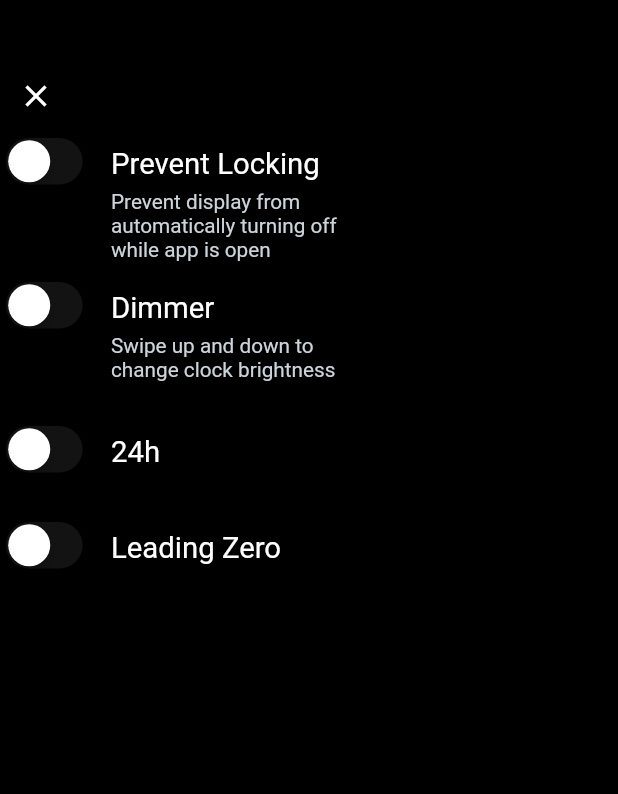
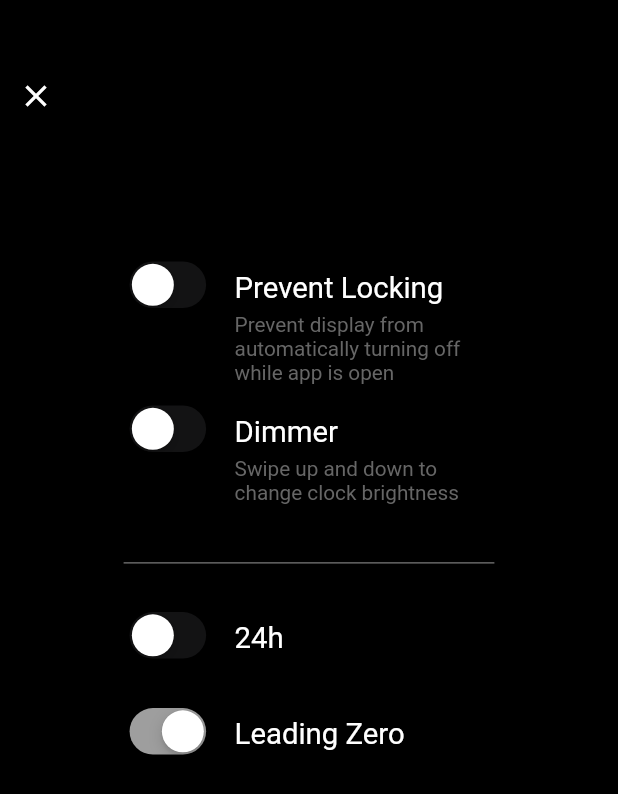
Before and after one commit to IshikaLunagariya/ishika-lunagariya, a Flutter app: the screen it shows after launch, after a tap on the "settings" icon, on a phone screen of 412 x 824 dp. Shown: the top 794 px of the screen. Run offline on Flutter 3.47's test engine with Material 2 defaults, Android fonts, the phone set to English and light mode, and no system bars; our stand-ins replace get, wakelock; missing offline and left inert: screen_brightness.

Commit message:
- add prevent locking switch functionality - add 24th format switch functionality - add leading zero switch functionality - setting screen UI

```diff
--- a/lib/modules/home_screen/controller/home_controller.dart
+++ b/lib/modules/home_screen/controller/home_controller.dart
@@ -6,10 +6,12 @@ import 'package:screen_brightness/screen_brightness.dart';
 
 class HomeController extends GetxController {
   RxString timeString = "".obs;
+  RxString timeString24 = "".obs;
 
   @override
   void onInit() {
     timeString.value = DateFormat('hh:mm:ss a').format(DateTime.now());
+    timeString24.value = DateFormat('HH:mm:ss a').format(DateTime.now());
     Timer.periodic(const Duration(seconds: 1), (Timer t) => _getCurrentTime());
     super.onInit();
   }
@@ -18,6 +20,7 @@ class HomeController extends GetxController {
 
   void _getCurrentTime() {
     timeString.value = DateFormat('hh:mm:ss a').format(DateTime.now());
+    timeString24.value = DateFormat('HH:mm:ss a').format(DateTime.now());
   }
 
   Future<double> get currentBrightness async {
--- a/lib/modules/home_screen/presentation/home_screen.dart
+++ b/lib/modules/home_screen/presentation/home_screen.dart
@@ -4,6 +4,7 @@ import 'package:clock_simple/utils/size_utils.dart';
 import 'package:flutter/cupertino.dart';
 import 'package:flutter/material.dart';
 import 'package:get/get.dart';
+import 'package:wakelock/wakelock.dart';
 
 import '../../../utils/app_color.dart';
 import '../../../utils/navigation_utils/navigation.dart';
@@ -12,11 +13,16 @@ import '../../setting_screen/controller/setting_controller.dart';
 class HomeScreen extends StatelessWidget {
   HomeScreen({Key? key}) : super(key: key);
 
-  HomeController homeController = Get.find();
-  SettingController settingController = Get.find();
+  final HomeController homeController = Get.find();
+  final SettingController settingController = Get.find();
 
   @override
   Widget build(BuildContext context) {
+    if (settingController.preventLocking.value) {
+      Wakelock.enable();
+    } else {
+      Wakelock.disable();
+    }
     SizeUtils().init(context);
     return Scaffold(
       backgroundColor: AppColor.blackColor.withOpacity(homeController.currentSliderValue.value),
@@ -56,7 +62,12 @@ class HomeScreen extends StatelessWidget {
                   () => Center(
                     child: RichText(
                       text: TextSpan(
-                        text: homeController.timeString.value.substring(0, 8),
+                        text: settingController.hourFormate.value
+                            ? homeController.timeString24.value.substring(0, 8)
+                            : settingController.leadingZero.value == false &&
+                                    homeController.timeString.value.substring(0, 1) == "0"
+                                ? homeController.timeString.value.substring(1, 8)
+                                : homeController.timeString.value.substring(0, 8),
                         style: TextStyle(
                             fontWeight: FontWeight.w400,
                             fontSize: SizeUtils.fSize_60(),
--- a/lib/modules/setting_screen/controller/setting_controller.dart
+++ b/lib/modules/setting_screen/controller/setting_controller.dart
@@ -1,9 +1,8 @@
 import 'package:get/get.dart';
 
-class SettingController extends GetxController{
-
+class SettingController extends GetxController {
   RxBool preventLocking = false.obs;
   RxBool dimmer = false.obs;
   RxBool hourFormate = false.obs;
-  RxBool leadingZero = false.obs;
+  RxBool leadingZero = true.obs;
 }
--- a/lib/modules/setting_screen/presentation/setting_screen.dart
+++ b/lib/modules/setting_screen/presentation/setting_screen.dart
@@ -17,10 +17,22 @@ class SettingScreen extends StatelessWidget {
   @override
   Widget build(BuildContext context) {
     return Scaffold(
-      body:  Padding(
+      body: Padding(
         padding: const EdgeInsets.symmetric(vertical: 40),
         child: Obx(() {
-          return Column(
+          return Stack(
+            children: [
+              GestureDetector(
+                behavior: HitTestBehavior.opaque,
+                onTap: () {
+                  Navigation.pushNamed(Routes.homeScreen);
+                },
+                child: SizedBox(
+                  height: MediaQuery.of(context).size.height,
+                  width: MediaQuery.of(context).size.width,
+                ),
+              ),
+              Column(
                 crossAxisAlignment: CrossAxisAlignment.start,
                 children: [
                   IconButton(
@@ -31,8 +43,10 @@ class SettingScreen extends StatelessWidget {
                     icon: Icon(Icons.close, color: AppColor.whiteColor),
                   ),
                   Center(
+                    child: Padding(
+                      padding: EdgeInsets.symmetric(
+                          horizontal: SizeUtils.horizontalBlockSize * 20, vertical: SizeUtils.verticalBlockSize * 10),
                       child: Column(
-                  mainAxisAlignment: MainAxisAlignment.center,
                         children: [
                           CustomSwitchWidget(
                             title: AppString.preventLocking,
@@ -50,7 +64,11 @@ class SettingScreen extends StatelessWidget {
                             },
                             value: settingController.dimmer.value,
                           ),
-                    const Divider(),
+                          Divider(
+                            color: AppColor.gray,
+                            height: SizeUtils.verticalBlockSize * 7,
+                            thickness: 1,
+                          ),
                           CustomSwitchWidget(
                             title: AppString.hourFormate,
                             onChange: (value) {
@@ -68,6 +86,9 @@ class SettingScreen extends StatelessWidget {
                         ],
                       ),
                     ),
+                  ),
+                ],
+              ),
             ],
           );
         }),
--- a/lib/widget/custom_switch.dart
+++ b/lib/widget/custom_switch.dart
@@ -6,7 +6,7 @@ import 'package:flutter/material.dart';
 import '../utils/size_utils.dart';
 
 class CustomSwitchWidget extends StatelessWidget {
-  CustomSwitchWidget({Key? key, required this.value, required this.onChange, required this.title, this.subTitle})
+  const CustomSwitchWidget({Key? key, required this.value, required this.onChange, required this.title, this.subTitle})
       : super(key: key);
 
   final bool value;
@@ -22,8 +22,8 @@ class CustomSwitchWidget extends StatelessWidget {
         CupertinoSwitch(
           value: value,
           onChanged: onChange,
-          thumbColor: CupertinoColors.white,
-          activeColor: CupertinoColors.inactiveGray,
+          thumbColor: Colors.white,
+          activeColor: Colors.grey,
         ),
         Padding(
           padding: const EdgeInsets.symmetric(vertical: 10, horizontal: 15),
@@ -39,7 +39,7 @@ class CustomSwitchWidget extends StatelessWidget {
                 padding: const EdgeInsets.only(top: 5),
                 child: AppText(
                   text: subTitle ?? "",
-                  color: AppColor.gray.shade500,
+                  color: AppColor.gray,
                   fontSize: SizeUtils.fSize_12(),
                 ),
               ),
--- a/pubspec.yaml
+++ b/pubspec.yaml
@@ -38,6 +38,7 @@ dependencies:
   get: ^4.6.5
   screen_brightness: ^0.2.2
   intl: ^0.18.0
+  wakelock: ^0.6.2
 
 dev_dependencies:
   flutter_test:
```
Also changed, not shown: pubspec.lock, 1 other file. Lines whose indentation alone changed are shown as unchanged.
